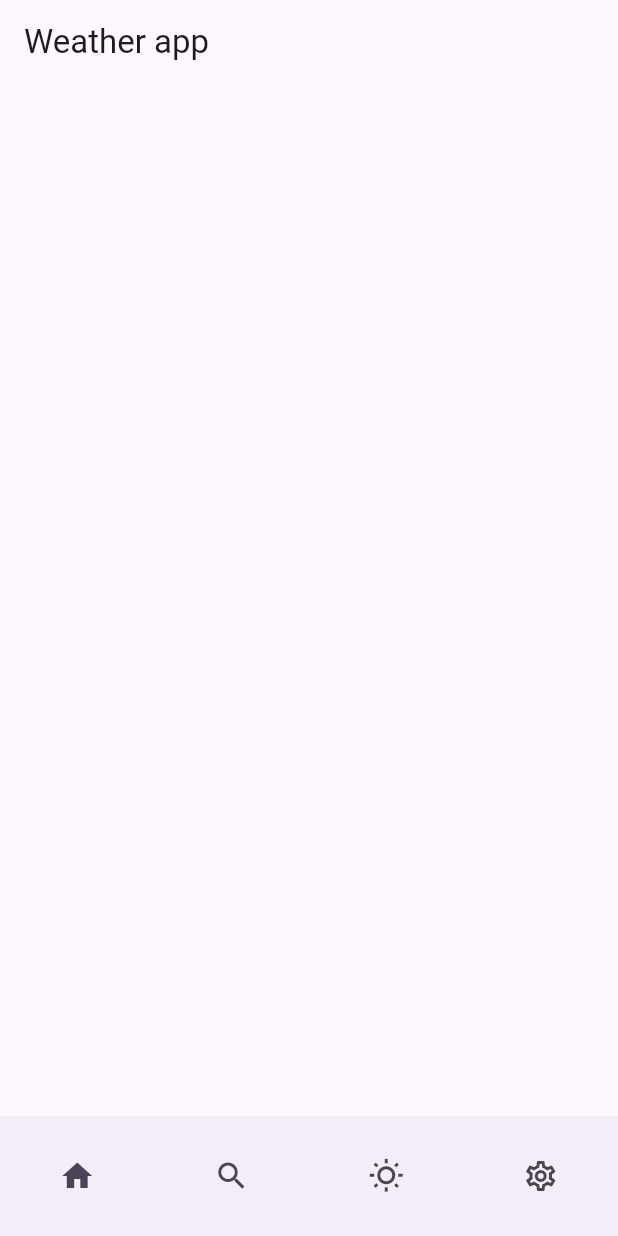
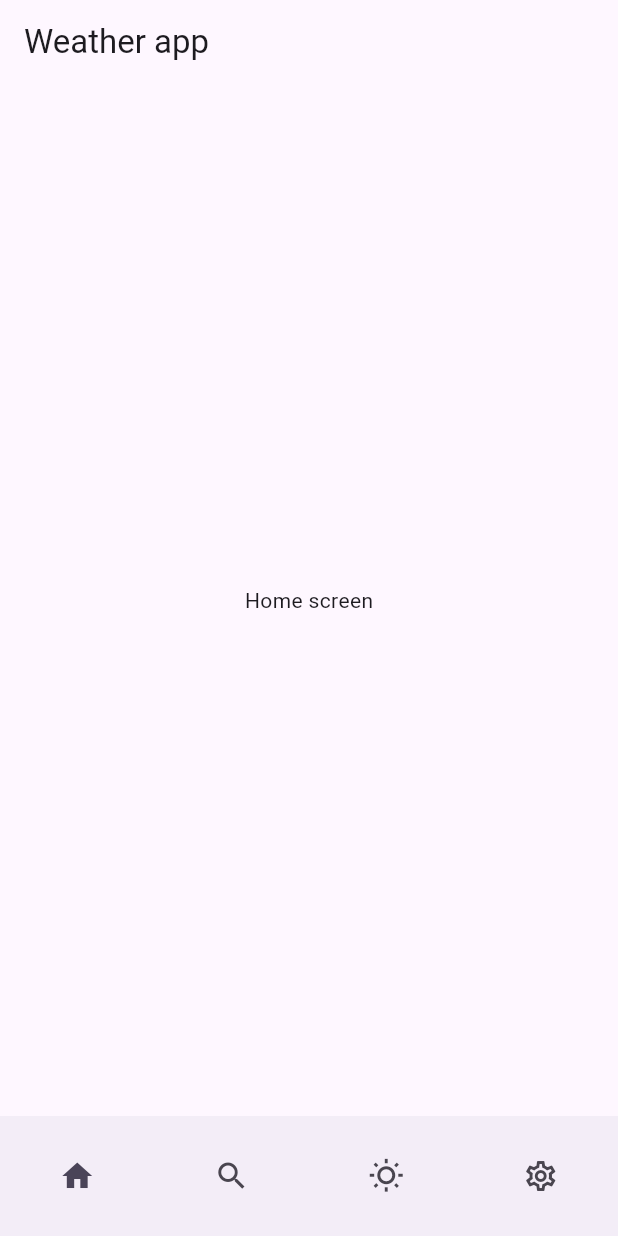
Before and after one commit to Seventty/weather_app_flutter, a Flutter app: the screen it shows after launch, on a phone screen of 412 x 824 dp. Run offline on Flutter 3.47's test engine with Material 3 defaults, Android fonts, the phone set to English and light mode, and no system bars; our stand-ins replace dio, flutter_dotenv, flutter_riverpod, geolocator.

```diff
--- a/lib/presentation/screens/home_screen.dart
+++ b/lib/presentation/screens/home_screen.dart
@@ -10,7 +10,14 @@ class HomeScreen extends StatefulWidget {
 class _HomeScreenState extends State<HomeScreen> {
   int _currentPageIndex = 0;
 
-  final List<NavigationDestination> _destinations = const [
+  final _screens = [
+    Center(child: Text('Home screen')),
+    Center(child: Text('Search screen')),
+    Center(child: Text('Weather screen')),
+    Center(child: Text('Settings screen')),
+  ];
+
+  static const List<NavigationDestination> _destinations = [
     NavigationDestination(
       icon: Icon(Icons.home_outlined),
       selectedIcon: Icon(Icons.home),
@@ -40,6 +47,7 @@ class _HomeScreenState extends State<HomeScreen> {
   Widget build(BuildContext context) {
     return Scaffold(
       appBar: AppBar(title: Text('Weather app')),
+      body: _screens[_currentPageIndex],
       bottomNavigationBar: NavigationBar(
         destinations: _destinations,
         labelBehavior: NavigationDestinationLabelBehavior.alwaysHide,
```
Also changed, not shown: lib/config/app_colors.dart (+5 -5 lines), lib/presentation/views/gradient_container.dart (added, +41 -0 lines).
